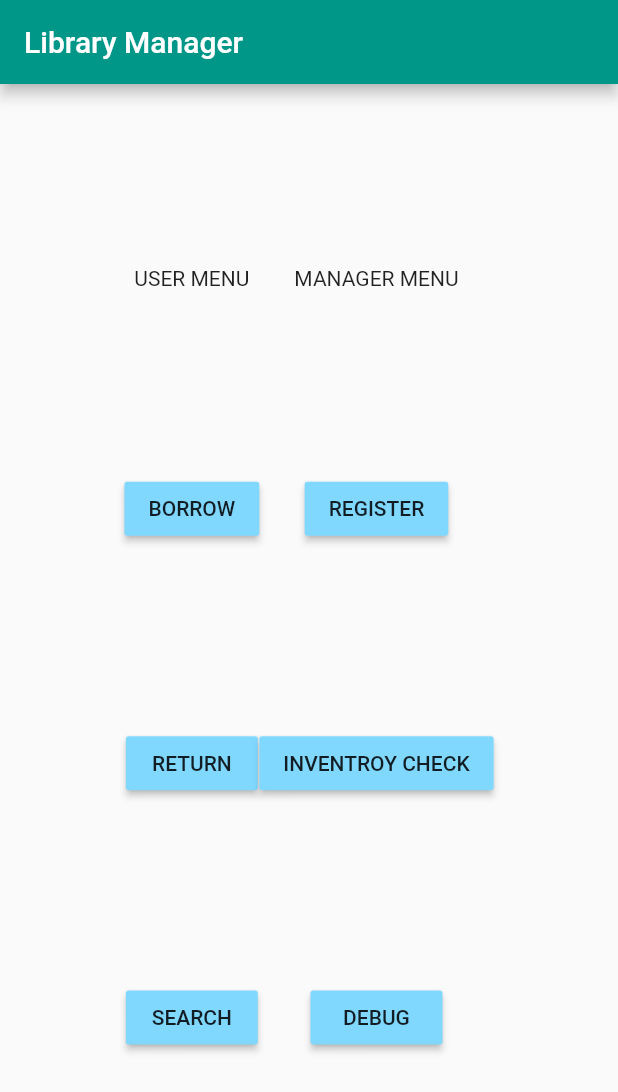
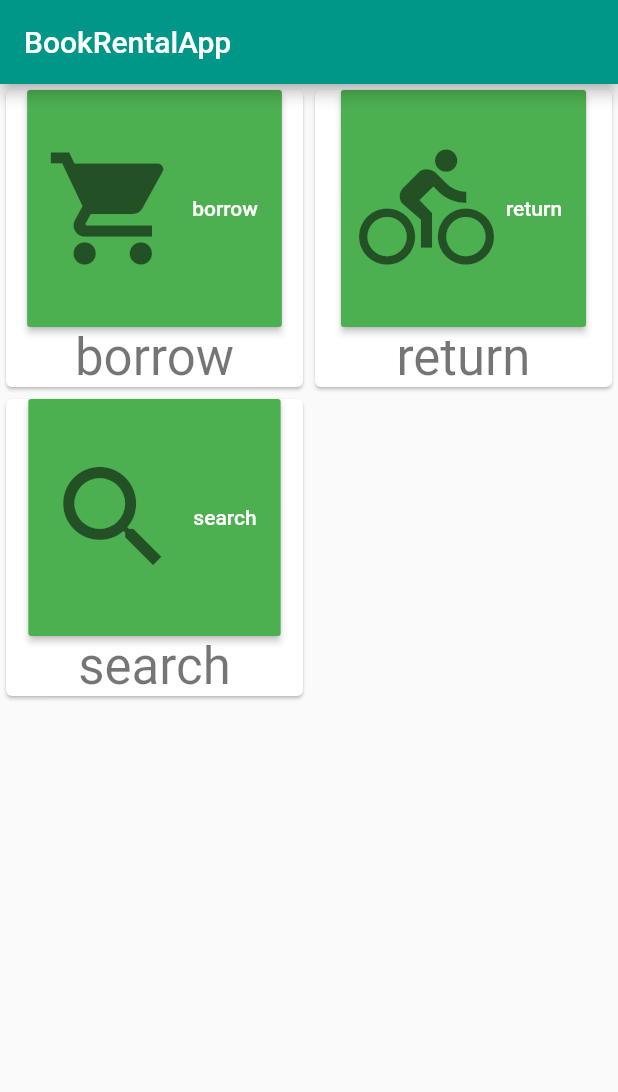
Before and after one commit to uewtwo/library_manager_client, a Flutter app: the screen it shows after launch, on a phone screen of 412 x 824 dp. Shown: the top 1092 px of the screen. Run offline on Flutter 3.47's test engine with Material 2 defaults, Android fonts, the phone set to English and light mode, and no system bars; our stand-ins replace flutter_hooks, hooks_riverpod, state_notifier; missing offline and left inert: barcode_scan.

```diff
--- /dev/null
+++ b/lib/providers/topitem.dart
@@ -0,0 +1,23 @@
+import 'package:flutter/cupertino.dart';
+import 'package:flutter/material.dart';
+import 'package:hooks_riverpod/all.dart';
+import 'package:hooks_riverpod/hooks_riverpod.dart';
+import 'package:flutter_hooks/flutter_hooks.dart';
+
+class ItemListNotifier extends ChangeNotifier {
+  List<Item> _items = null;
+  get items => _items;
+  ItemListNotifier() {
+    _items = new List<Item>();
+    _items.add(new Item(title:'borrow',icon: Icons.shopping_cart,navkey:'/borrow'));
+    _items.add(new Item(title:'return',icon: Icons.directions_bike,navkey:'/return'));
+    _items.add(new Item(title:'search',icon: Icons.search,navkey:'/search'));
+    notifyListeners();
+  }
+}
+class Item {
+  const Item({this.title,this.icon,this.navkey});
+  final String title;
+  final IconData icon;
+  final String navkey;
+}
--- a/lib/ui/app.dart
+++ b/lib/ui/app.dart
@@ -2,18 +2,34 @@ import 'package:flutter/cupertino.dart';
 import 'package:flutter/material.dart';
 import 'package:flutter_hooks/flutter_hooks.dart';
 import 'package:hooks_riverpod/all.dart';
-import 'package:librarymanagerclient/ui/home/home.dart';
+import 'package:state_notifier/state_notifier.dart';
+
+import 'package:librarymanagerclient/ui/top/top.dart';
+import 'package:librarymanagerclient/ui/borrow/borrow.dart';
+import 'package:librarymanagerclient/ui/return/return.dart';
+
+final counterProvider = StateNotifierProvider((_) => Counter());
+
+class Counter extends StateNotifier<int> {
+  Counter(): super(0);
+  void increment() => state++;
+}
 
 class LibraryManagerApp extends HookWidget {
   const LibraryManagerApp({Key key}) : super(key: key);
   @override
   Widget build(BuildContext context) {
+
+    final state = useProvider(counterProvider.state);
+    final counter = useProvider(counterProvider);
+
     return MaterialApp(
       title: "Library Manager",
       routes: <String, WidgetBuilder> {
-        Home.routeName: (BuildContext context) => Home(),
+        '/': (_) => TopWidget(),
+        '/borrow': (_) => BorrowWidget(),
+        '/return': (_) => ReturnWidget(),
       },
-      home: Home(),
       theme: ThemeData(
         primaryColor: Colors.teal,
         secondaryHeaderColor: Colors.indigo[400],
--- a/lib/ui/borrow/borrow.dart
+++ b/lib/ui/borrow/borrow.dart
@@ -2,14 +2,14 @@ import 'package:flutter/cupertino.dart';
 import 'package:flutter/material.dart';
 import 'package:librarymanagerclient/widgets/library_barcode_scanner.dart';
 
-class Borrow extends StatelessWidget {
-  static const routeName = '/borrow';
+class BorrowWidget extends StatelessWidget {
+  //static const routeName = '/borrow';
 
   @override
   Widget build(BuildContext context) {
     return Scaffold(
       appBar: AppBar(
-        title: Text('Library Manager'),
+        title: Text('Borrow'),
       ),
       body: _borrow(context)
     );
@@ -28,7 +28,7 @@ class Borrow extends StatelessWidget {
     return Column(
         mainAxisAlignment: MainAxisAlignment.spaceEvenly,
         children: <Widget>[
-          BarcodeScanner(),
+          //BarcodeScanner(),
           // TODO: Implement scan result widget
         ]
     );
--- a/lib/ui/home/home.dart
+++ /dev/null
@@ -1,77 +0,0 @@
-
-import 'package:flutter/cupertino.dart';
-import 'package:flutter/material.dart';
-import 'package:librarymanagerclient/ui/borrow/borrow.dart';
-
-class Home extends StatelessWidget {
-  static const routeName = '/';
-
-  @override
-  Widget build(BuildContext context) {
-    return Scaffold(
-      appBar: AppBar(
-        title: Text('Library Manager'),
-      ),
-      body: Center(child: Row(
-        mainAxisAlignment: MainAxisAlignment.center,
-        children: <Widget>[
-          _buildUserMenu(context),
-          _buildManagerMenu(context)
-        ],
-      )),
-    );
-  }}
-
-  Widget _buildUserMenu(BuildContext context) {
-    return Column(
-      mainAxisAlignment: MainAxisAlignment.spaceEvenly,
-      children: <Widget>[
-        Text('USER MENU'),
-        RaisedButton(
-          child: Text('BORROW'),
-          onPressed: (){
-            Navigator.of(context).pushNamed(Borrow.routeName);
-          }, // TODO: should use borrow routeName
-        ),
-        RaisedButton(
-          child: Text('RETURN'),
-          onPressed: (){
-//            Navigator.of(context).pushNamed('/return');
-          },
-        ),
-        RaisedButton(
-          child: Text('SEARCH'),
-          onPressed: (){
-//            Navigator.of(context).pushNamed('/search');
-          },
-        ),
-      ],
-    );
-  }
-
-  Widget _buildManagerMenu(BuildContext context) {
-    return Column(
-      mainAxisAlignment: MainAxisAlignment.spaceEvenly,
-      children: <Widget>[
-        Text('MANAGER MENU'),
-        RaisedButton(
-          child: Text('REGISTER'),
-          onPressed: (){
-//            Navigator.of(context).pushNamed('/register');
-          },
-        ),
-        RaisedButton(
-          child: Text('INVENTROY CHECK'),
-          onPressed: (){
-//            Navigator.of(context).pushNamed('/inventory_check');
-          },
-        ),
-        RaisedButton(
-          child: Text('DEBUG'),
-          onPressed: (){
-//            Navigator.of(context).pushNamed('/debug');
-          },
-        ),
-      ],
-    );
-  }
--- /dev/null
+++ b/lib/ui/return/return.dart
@@ -0,0 +1,24 @@
+import 'package:flutter/cupertino.dart';
+import 'package:flutter/material.dart';
+
+class ReturnWidget extends StatelessWidget {
+  @override
+  Widget build(BuildContext context) {
+
+    return Scaffold(
+      appBar: AppBar(
+        title: Text('Return'),
+      ),
+      body: _return(context)
+    );
+  }
+
+  Widget _return(BuildContext context) {
+    return Center(child: Column(
+      mainAxisAlignment: MainAxisAlignment.center,
+      children: <Widget>[
+        //_buildBarcodeScanner(),
+      ],
+    ));
+  }
+}
--- /dev/null
+++ b/lib/ui/top/top.dart
@@ -0,0 +1,56 @@
+import 'package:flutter/cupertino.dart';
+import 'package:flutter/material.dart';
+import 'package:hooks_riverpod/all.dart';
+import 'package:hooks_riverpod/hooks_riverpod.dart';
+import 'package:flutter_hooks/flutter_hooks.dart';
+import 'package:librarymanagerclient/providers/topitem.dart';
+
+class ItemCard extends HookWidget {
+  const ItemCard({Key key, this.item}) : super(key: key);
+  final Item item;
+  @override
+  Widget build(BuildContext context) {
+    final TextStyle textStyle = Theme.of(context).textTheme.display1;
+
+    return Card(
+        color: Colors.white,
+        child: Center(
+          child: Column(
+              mainAxisSize: MainAxisSize.min,
+              crossAxisAlignment: CrossAxisAlignment.center,
+              children: [
+                Expanded(
+                    child:
+                        RaisedButton.icon(
+                          icon: Icon(item.icon, size: 90.0, color: textStyle.color),
+                          label: Text(item.title),
+                          onPressed: () => Navigator.of(context).pushNamed(item.navkey),
+                          color: Colors.green,
+                          textColor: Colors.white,
+                        ),
+                ),
+                Text(item.title, style: textStyle),
+              ]),
+        ));
+  }
+}
+
+class TopWidget extends HookWidget {
+  //GlobalScopeだとHotReloadが効かない. HookWidgetの下に置くとHotReloadが効く.
+  final ItemListProvider = ChangeNotifierProvider((ref) => ItemListNotifier());
+  @override
+  Widget build(BuildContext context) {
+    final List<Item> items = useProvider(ItemListProvider).items;
+    return Scaffold(
+      appBar: AppBar(title: Text('BookRentalApp')),
+      body: GridView.count(
+          crossAxisCount: 2,
+          children: List.generate(items.length, (index) {
+            return Center(
+              child: ItemCard(item: items[index]),
+            );
+          })
+      ),
+    );
+  }
+}
--- a/lib/widgets/library_barcode_scanner.dart
+++ b/lib/widgets/library_barcode_scanner.dart
@@ -14,7 +14,7 @@ class LibraryBarcodeScanner extends StatelessWidget {
       return scanResult;
     } on PlatformException catch(e) {
       if (e.code == BarcodeScanner.cameraAccessDenied) {
-        _showErrorSnackbar(context, )
+      //  _showErrorSnackbar(context, )
       }
     }
   }
```
Also changed, not shown: lib/main.dart (line endings or trailing spaces), 1 other file.
